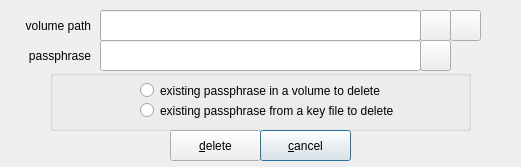
The window that zuluCrypt-gui/luksdeletekey.ui (mhogomchungu/zuluCrypt) describes before a commit, drawn with Qt 5.
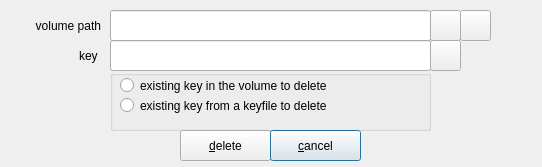
The same window after the commit.

The edit to the form file:
```diff
--- a/zuluCrypt-gui/luksdeletekey.ui
+++ b/zuluCrypt-gui/luksdeletekey.ui
@@ -9,7 +9,7 @@
    <rect>
     <x>0</x>
     <y>0</y>
-    <width>521</width>
+    <width>542</width>
     <height>167</height>
    </rect>
   </property>
@@ -22,7 +22,7 @@
   <widget class="QLineEdit" name="lineEditPassphrase">
    <property name="geometry">
     <rect>
-     <x>100</x>
+     <x>110</x>
      <y>40</y>
      <width>321</width>
      <height>31</height>
@@ -34,12 +34,12 @@
     <rect>
      <x>0</x>
      <y>40</y>
-     <width>91</width>
+     <width>101</width>
      <height>31</height>
     </rect>
    </property>
    <property name="text">
-    <string>passphrase</string>
+    <string>key </string>
    </property>
    <property name="alignment">
     <set>Qt::AlignRight|Qt::AlignTrailing|Qt::AlignVCenter</set>
@@ -48,9 +48,9 @@
   <widget class="QGroupBox" name="groupBox">
    <property name="geometry">
     <rect>
-     <x>50</x>
+     <x>110</x>
      <y>70</y>
-     <width>421</width>
+     <width>321</width>
      <height>61</height>
     </rect>
    </property>
@@ -60,34 +60,34 @@
    <widget class="QRadioButton" name="rbPassphrase">
     <property name="geometry">
      <rect>
-      <x>90</x>
-      <y>10</y>
+      <x>10</x>
+      <y>0</y>
       <width>311</width>
-      <height>21</height>
+      <height>31</height>
      </rect>
     </property>
     <property name="text">
-     <string>existing passphrase in a volume to delete</string>
+     <string>existing key in the volume to delete</string>
     </property>
    </widget>
    <widget class="QRadioButton" name="rbPassphraseFromFile">
     <property name="geometry">
      <rect>
-      <x>90</x>
-      <y>30</y>
-      <width>301</width>
-      <height>21</height>
+      <x>10</x>
+      <y>20</y>
+      <width>311</width>
+      <height>31</height>
      </rect>
     </property>
     <property name="text">
-     <string>existing passphrase from a key file to delete</string>
+     <string>existing key from a keyfile to delete</string>
     </property>
    </widget>
   </widget>
   <widget class="QPushButton" name="pushButtonOpenKeyFile">
    <property name="geometry">
     <rect>
-     <x>420</x>
+     <x>430</x>
      <y>40</y>
      <width>31</width>
      <height>31</height>
@@ -106,7 +106,7 @@
   <widget class="QPushButton" name="pushButtonDelete">
    <property name="geometry">
     <rect>
-     <x>170</x>
+     <x>180</x>
      <y>130</y>
      <width>91</width>
      <height>31</height>
@@ -122,7 +122,7 @@
   <widget class="QPushButton" name="pushButtonCancel">
    <property name="geometry">
     <rect>
-     <x>260</x>
+     <x>270</x>
      <y>130</y>
      <width>91</width>
      <height>31</height>
@@ -141,7 +141,7 @@
   <widget class="QLineEdit" name="lineEditVolumePath">
    <property name="geometry">
     <rect>
-     <x>100</x>
+     <x>110</x>
      <y>10</y>
      <width>321</width>
      <height>31</height>
@@ -153,7 +153,7 @@
     <rect>
      <x>0</x>
      <y>10</y>
-     <width>91</width>
+     <width>101</width>
      <height>31</height>
     </rect>
    </property>
@@ -167,7 +167,7 @@
   <widget class="QPushButton" name="pushButtonOpenVolume">
    <property name="geometry">
     <rect>
-     <x>420</x>
+     <x>430</x>
      <y>10</y>
      <width>31</width>
      <height>31</height>
@@ -186,7 +186,7 @@
   <widget class="QPushButton" name="pushButtonOpenPartition">
    <property name="geometry">
     <rect>
-     <x>450</x>
+     <x>460</x>
      <y>10</y>
      <width>31</width>
      <height>31</height>
```
